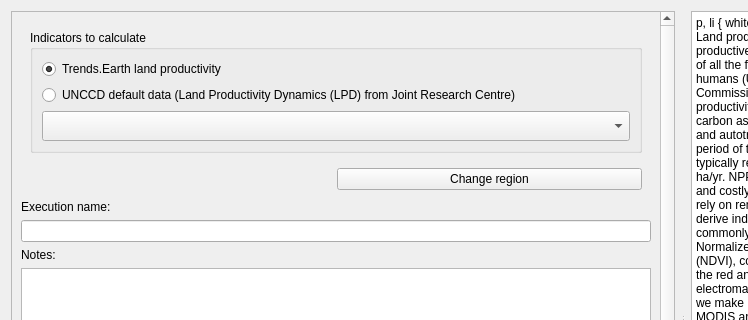
ConservationInternational/trends.earth, file LDMP/gui/DlgCalculateProd.ui: the form before one commit; both pictures show x 0 to 748 and y 0 to 320 of the 958 by 674 pixel window.
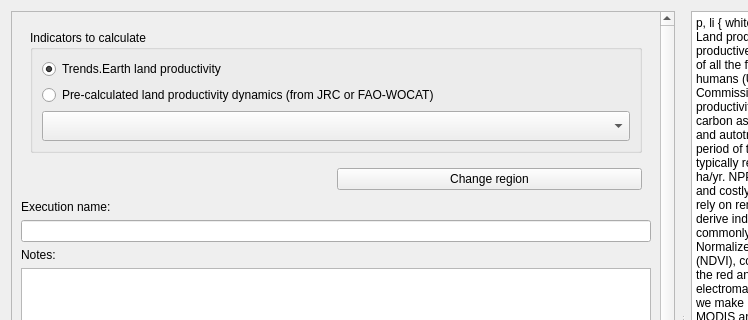
The form after the commit. Custom widgets are drawn as their Qt base class.

Commit message: Update for FAO-WOCAT LPD

What changed in the file:
```diff
--- a/LDMP/gui/DlgCalculateProd.ui
+++ b/LDMP/gui/DlgCalculateProd.ui
@@ -74,7 +74,7 @@
             <x>0</x>
             <y>0</y>
             <width>666</width>
-            <height>625</height>
+            <height>621</height>
            </rect>
           </property>
           <layout class="QVBoxLayout" name="verticalLayout_3">
@@ -124,7 +124,7 @@
                     </sizepolicy>
                    </property>
                    <property name="text">
-                    <string>UNCCD default data (Land Productivity Dynamics (LPD) from Joint Research Centre)</string>
+                    <string>Pre-calculated land productivity dynamics (from JRC or FAO-WOCAT)</string>
                    </property>
                    <property name="checked">
                     <bool>false</bool>
```
Left out of the diff: 2 changed lines with no effect on the pictures. The commit also changes 2 other files.
